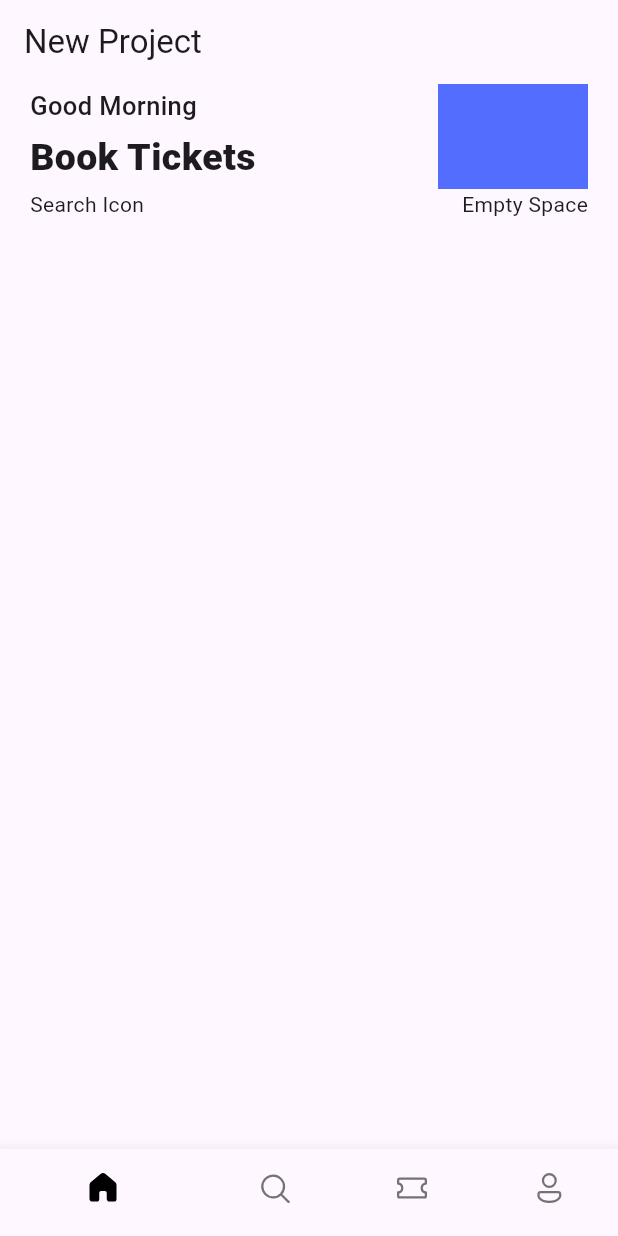
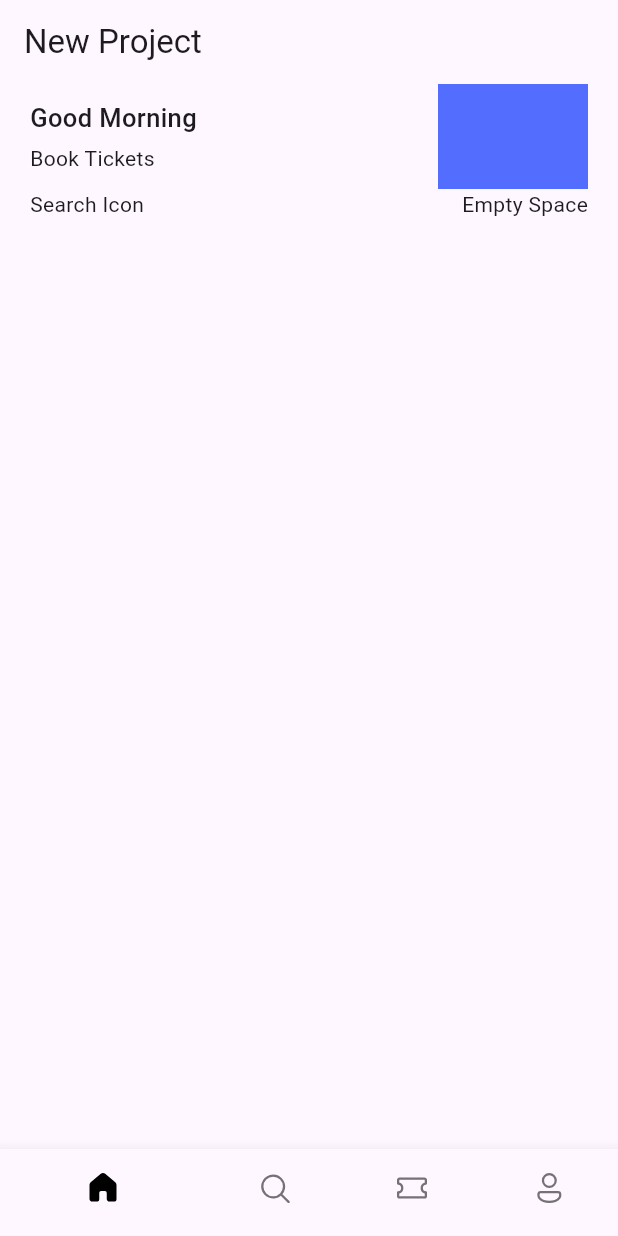
Before and after one commit to Kemical001/ticket-app, a Flutter app: the screen it shows after launch, on a phone screen of 412 x 824 dp. Run offline on Flutter 3.47's test engine with Material 3 defaults, Android fonts, the phone set to English and light mode, and no system bars; our stand-ins replace fluentui_icons.

```diff
--- a/lib/screens/home_screens.dart
+++ b/lib/screens/home_screens.dart
@@ -1,4 +1,5 @@
 import 'package:flutter/material.dart';
+import 'package:ticket_app/base/res/styles/app_styles.dart';
 
 class HomeScreen extends StatelessWidget {
   const HomeScreen({super.key});
@@ -17,16 +18,14 @@ class HomeScreen extends StatelessWidget {
                 Row(
                   mainAxisAlignment: MainAxisAlignment.spaceBetween,
                   children: [
-                    const Column(
+                    Column(
                       crossAxisAlignment: CrossAxisAlignment.start,
                       children: [
-                        Text("Good Morning",
+                        const Text("Good Morning",
                             style: TextStyle(
                                 fontSize: 17, fontWeight: FontWeight.w500)),
-                        SizedBox(height: 5),
-                        Text("Book Tickets",
-                            style: TextStyle(
-                                fontSize: 25, fontWeight: FontWeight.w900)),
+                        const SizedBox(height: 5),
+                        Text("Book Tickets", style: AppStyles.headLineStyle1),
                       ],
                     ),
                     Container(
```
